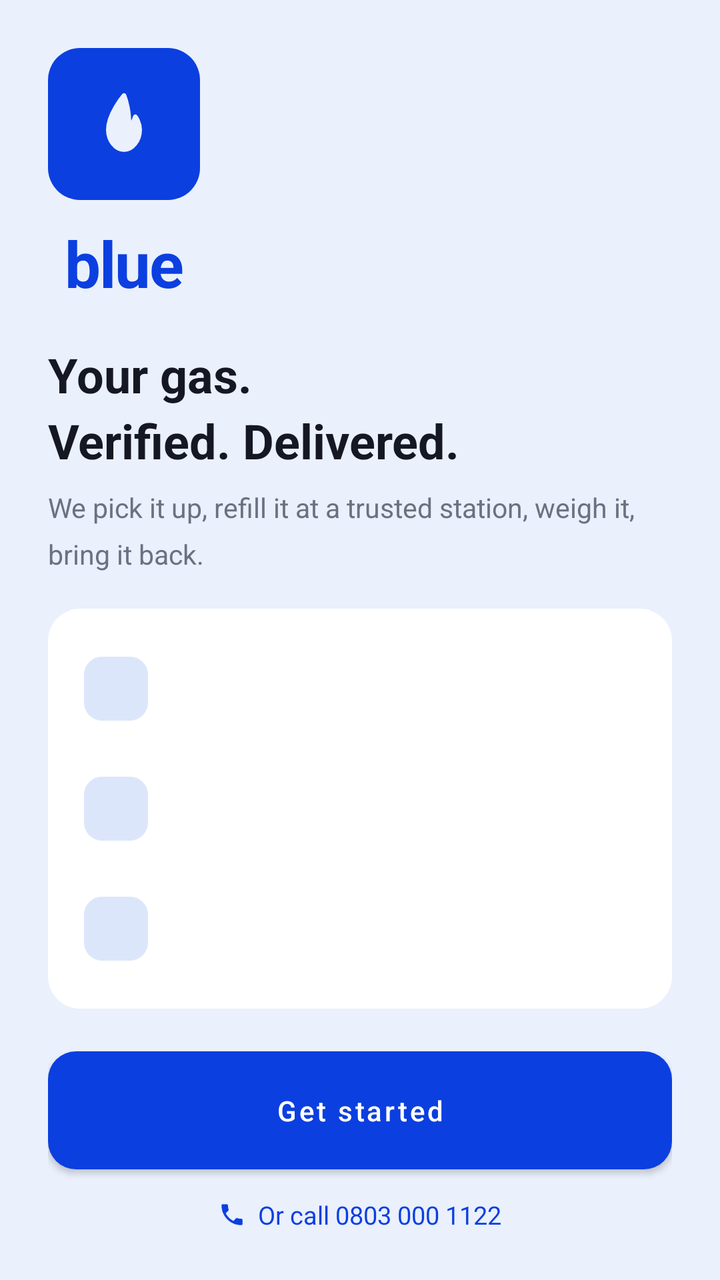
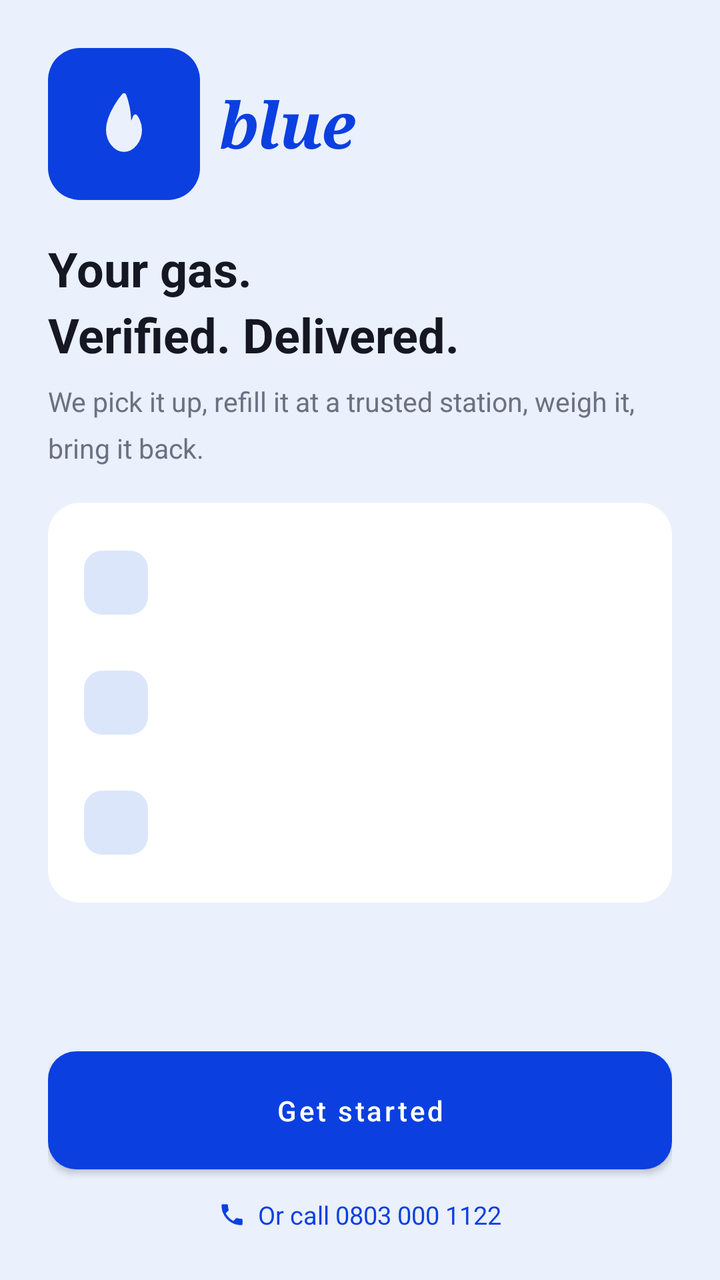

An Android layout rendered at two revisions. The XML below is the earlier revision; the diff shows what the commit changed to produce the second picture.
<!-- AndroidManifest.xml: application theme Theme.Blue -->
<!-- res/layout/view_onboarding.xml -->
<?xml version="1.0" encoding="utf-8"?>
<ScrollView xmlns:android="http://schemas.android.com/apk/res/android"
    android:layout_width="match_parent"
    android:layout_height="match_parent"
    android:background="@color/bg"
    android:fillViewport="true">

    <LinearLayout
        android:layout_width="match_parent"
        android:layout_height="match_parent"
        android:orientation="vertical"
        android:padding="24dp">

        <LinearLayout
            android:layout_width="76dp"
            android:layout_height="76dp"
            android:background="@drawable/bg_icon_chip_accent"
            android:gravity="center">

            <ImageView
                android:layout_width="34dp"
                android:layout_height="34dp"
                android:src="@drawable/ic_flame" />
        </LinearLayout>

        <TextView
            android:layout_width="76dp"
            android:layout_height="wrap_content"
            android:layout_marginTop="10dp"
            android:text="blue"
            android:textColor="@color/accent"
            android:textSize="32sp"
            android:textStyle="bold"
            android:gravity="center"
            android:textAlignment="center"
            android:letterSpacing="-0.02" />

        <TextView
            android:layout_width="wrap_content"
            android:layout_height="wrap_content"
            android:layout_marginTop="18dp"
            android:text="Your gas.\nVerified. Delivered."
            android:textColor="@color/ink"
            android:textSize="24sp"
            android:textStyle="bold"
            android:lineSpacingMultiplier="1.15" />

        <TextView
            android:layout_width="match_parent"
            android:layout_height="wrap_content"
            android:layout_marginTop="8dp"
            android:text="We pick it up, refill it at a trusted station, weigh it, bring it back."
            android:textColor="@color/muted"
            android:textSize="13.5sp"
            android:lineSpacingMultiplier="1.4" />

        <LinearLayout
            android:layout_width="match_parent"
            android:layout_height="wrap_content"
            android:layout_marginTop="18dp"
            android:orientation="vertical"
            android:background="@drawable/bg_card"
            android:padding="10dp">

            <include layout="@layout/row_feature"
                android:id="@+id/featureVerified" />
            <include layout="@layout/row_feature"
                android:id="@+id/featureWeighed" />
            <include layout="@layout/row_feature"
                android:id="@+id/featureLoaner" />

        </LinearLayout>

        <View
            android:layout_width="0dp"
            android:layout_height="0dp"
            android:layout_weight="1"
            android:layout_marginTop="18dp" />

        <Button
            android:id="@+id/btnGetStarted"
            android:layout_width="match_parent"
            android:layout_height="wrap_content"
            android:background="@drawable/btn_accent"
            android:text="Get started"
            android:textColor="@color/white"
            android:textAllCaps="false"
            android:textSize="14sp"
            android:paddingTop="14dp"
            android:paddingBottom="14dp" />

        <LinearLayout
            android:layout_width="match_parent"
            android:layout_height="wrap_content"
            android:layout_marginTop="14dp"
            android:orientation="horizontal"
            android:gravity="center"
            android:clickable="true"
            android:focusable="true"
            android:id="@+id/tvCallOnboarding">

            <ImageView
                android:layout_width="14dp"
                android:layout_height="14dp"
                android:src="@drawable/ic_phone"
                android:tint="@color/accent" />

            <TextView
                android:layout_width="wrap_content"
                android:layout_height="wrap_content"
                android:layout_marginStart="6dp"
                android:text="Or call 0803 000 1122"
                android:textColor="@color/accent"
                android:textSize="12.5sp" />
        </LinearLayout>

    </LinearLayout>
</ScrollView>
<!-- res/layout/row_feature.xml (included above) -->
<?xml version="1.0" encoding="utf-8"?>
<LinearLayout xmlns:android="http://schemas.android.com/apk/res/android"
    android:layout_width="match_parent"
    android:layout_height="wrap_content"
    android:orientation="horizontal"
    android:gravity="center_vertical"
    android:paddingStart="8dp"
    android:paddingEnd="8dp"
    android:paddingTop="14dp"
    android:paddingBottom="14dp">

    <LinearLayout
        android:layout_width="32dp"
        android:layout_height="32dp"
        android:background="@drawable/bg_icon_chip"
        android:gravity="center">

        <ImageView
            android:id="@+id/featureIcon"
            android:layout_width="16dp"
            android:layout_height="16dp"
            android:tint="@color/accent" />
    </LinearLayout>

    <LinearLayout
        android:layout_width="0dp"
        android:layout_height="wrap_content"
        android:layout_weight="1"
        android:layout_marginStart="12dp"
        android:orientation="vertical">

        <TextView
            android:id="@+id/featureTitle"
            android:layout_width="wrap_content"
            android:layout_height="wrap_content"
            android:textColor="@color/ink"
            android:textSize="12.5sp"
            android:textStyle="bold" />

        <TextView
            android:id="@+id/featureSubtitle"
            android:layout_width="wrap_content"
            android:layout_height="wrap_content"
            android:textColor="@color/muted_icon"
            android:textSize="11sp" />

    </LinearLayout>
</LinearLayout>
<!-- resources referenced by this layout -->
<resources>
  <color name="accent">#0B3FE0</color>
  <color name="bg">#EAF0FC</color>
  <color name="ink">#151823</color>
  <color name="muted">#6B7180</color>
  <color name="muted_icon">#9095A3</color>
  <color name="white">#FFFFFF</color>
  <!-- drawable bg_card (drawable) -->
  <?xml version="1.0" encoding="utf-8"?>
  <shape xmlns:android="http://schemas.android.com/apk/res/android">
      <solid android:color="@color/card" />
      <corners android:radius="16dp" />
  </shape>
  <!-- drawable bg_icon_chip (drawable) -->
  <?xml version="1.0" encoding="utf-8"?>
  <shape xmlns:android="http://schemas.android.com/apk/res/android">
      <solid android:color="@color/accent_soft" />
      <corners android:radius="9dp" />
  </shape>
  <!-- drawable bg_icon_chip_accent (drawable) -->
  <?xml version="1.0" encoding="utf-8"?>
  <shape xmlns:android="http://schemas.android.com/apk/res/android">
      <solid android:color="@color/accent" />
      <corners android:radius="16dp" />
  </shape>
  <!-- drawable btn_accent (drawable) -->
  <?xml version="1.0" encoding="utf-8"?>
  <shape xmlns:android="http://schemas.android.com/apk/res/android">
      <solid android:color="@color/accent" />
      <corners android:radius="14dp" />
  </shape>
  <!-- drawable ic_flame (drawable) -->
  <vector xmlns:android="http://schemas.android.com/apk/res/android"
      android:width="24dp" android:height="24dp"
      android:viewportWidth="24" android:viewportHeight="24">
      <path
          android:pathData="M12,2C12,2 6.5,8.5 6.5,14C6.5,17.87 9.13,21 12,21C14.87,21 17.5,17.87 17.5,14C17.5,11.5 16,9.5 16,9.5C16,9.5 15.3,12.2 13.6,12.8C13.6,12.8 14.2,8 12,2Z"
          android:fillColor="@color/bg"
          android:strokeColor="@color/bg"
          android:strokeWidth="1.7"
          android:strokeLineCap="round"
          android:strokeLineJoin="round" />
  </vector>
  <!-- drawable ic_phone (drawable) -->
  <vector xmlns:android="http://schemas.android.com/apk/res/android"
      android:width="24dp" android:height="24dp"
      android:viewportWidth="24" android:viewportHeight="24">
      <path
          android:fillColor="#FF000000"
          android:pathData="M6.62,10.79C8.06,13.62 10.38,15.93 13.21,17.38L15.41,15.18C15.68,14.91 16.08,14.82 16.43,14.94C17.55,15.31 18.76,15.51 20,15.51C20.55,15.51 21,15.96 21,16.51V20C21,20.55 20.55,21 20,21C10.61,21 3,13.39 3,4C3,3.45 3.45,3 4,3H7.5C8.05,3 8.5,3.45 8.5,4C8.5,5.25 8.7,6.45 9.07,7.57C9.18,7.92 9.1,8.31 8.82,8.59L6.62,10.79Z" />
  </vector>
  <style name="Theme.Blue" parent="Theme.MaterialComponents.Light.NoActionBar">
          <item name="colorPrimary">@color/accent</item>
          <item name="colorPrimaryDark">@color/bg</item>
          <item name="colorAccent">@color/accent</item>
          <item name="android:windowBackground">@color/bg</item>
          <item name="android:statusBarColor">@color/bg</item>
          <item name="android:windowLightStatusBar">true</item>
      </style>
  <color name="card">#FFFFFF</color>
  <color name="accent_soft">#DCE6FB</color>
</resources>

<!-- the commit's change to res/layout/view_onboarding.xml (unified diff, before → after) -->
@@ -12,28 +12,34 @@
         android:padding="24dp">
 
         <LinearLayout
-            android:layout_width="76dp"
-            android:layout_height="76dp"
-            android:background="@drawable/bg_icon_chip_accent"
-            android:gravity="center">
+            android:layout_width="wrap_content"
+            android:layout_height="wrap_content"
+            android:orientation="horizontal"
+            android:gravity="center_vertical">
 
-            <ImageView
-                android:layout_width="34dp"
-                android:layout_height="34dp"
-                android:src="@drawable/ic_flame" />
+            <LinearLayout
+                android:layout_width="76dp"
+                android:layout_height="76dp"
+                android:background="@drawable/bg_icon_chip_accent"
+                android:gravity="center">
+
+                <ImageView
+                    android:layout_width="34dp"
+                    android:layout_height="34dp"
+                    android:src="@drawable/ic_flame" />
+            </LinearLayout>
+
+            <TextView
+                android:layout_width="wrap_content"
+                android:layout_height="wrap_content"
+                android:layout_marginStart="10dp"
+                android:text="blue"
+                android:textColor="@color/accent"
+                android:textSize="32sp"
+                android:textStyle="bold|italic"
+                android:fontFamily="serif"
+                android:letterSpacing="-0.02" />
         </LinearLayout>
-
-        <TextView
-            android:layout_width="76dp"
-            android:layout_height="wrap_content"
-            android:layout_marginTop="10dp"
-            android:text="blue"
-            android:textColor="@color/accent"
-            android:textSize="32sp"
-            android:textStyle="bold"
-            android:gravity="center"
-            android:textAlignment="center"
-            android:letterSpacing="-0.02" />
 
         <TextView
             android:layout_width="wrap_content"
